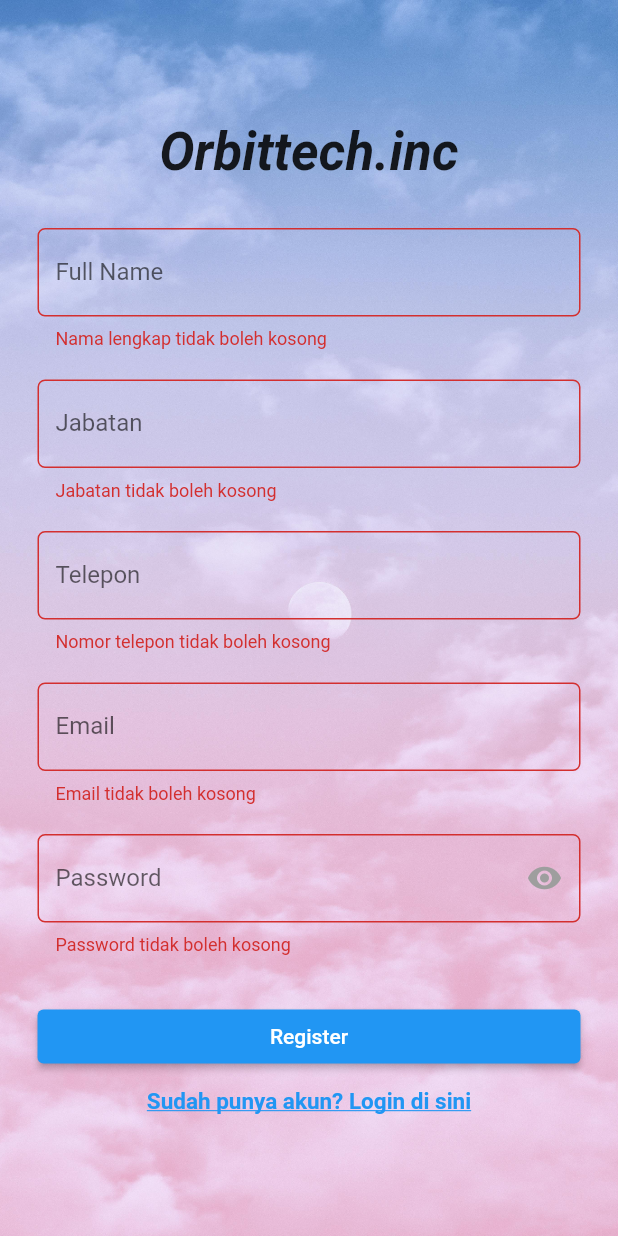
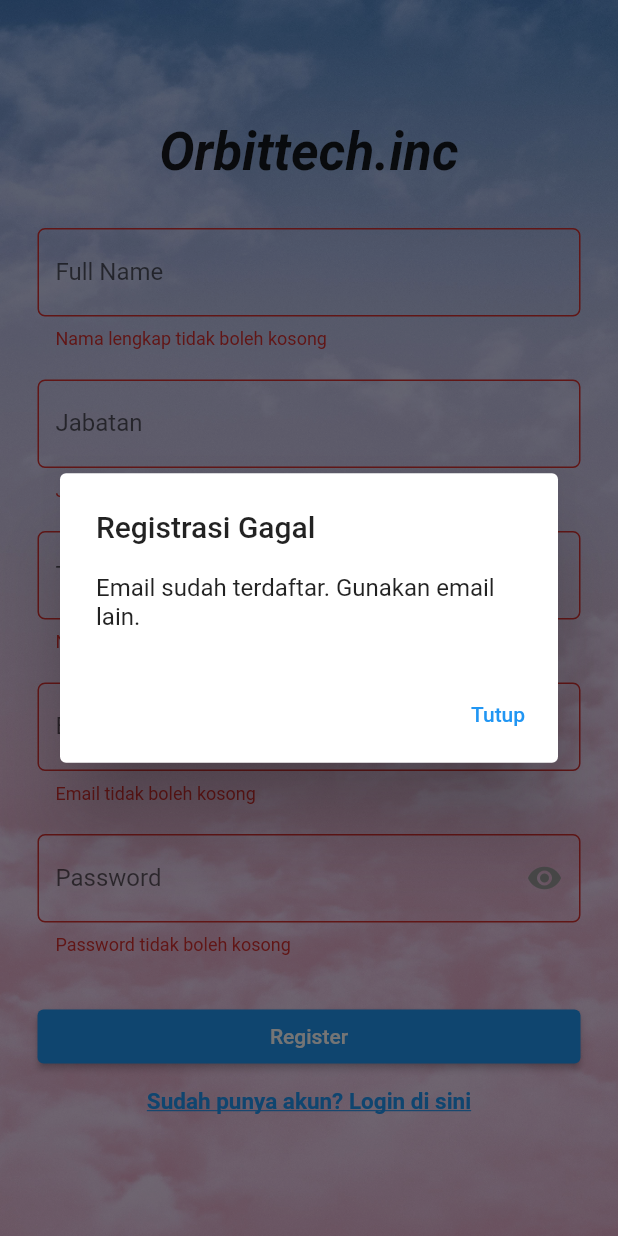
Before and after one commit to cepot-blip/absensi-karyawan-app, a Flutter app: the RegisterScreen screen opened directly, after a tap on "Register", on a phone screen of 412 x 824 dp. Run offline on Flutter 3.47's test engine with Material 2 defaults, Android fonts, the phone set to English and light mode, and no system bars; our stand-ins replace table_calendar.

Commit message:
update validasi login register

```diff
--- a/lib/api/user_api.dart
+++ b/lib/api/user_api.dart
@@ -2,7 +2,7 @@ import 'dart:convert';
 import 'package:http/http.dart' as http;
 
 class RegisterApi {
-  final String baseUrl = 'https://bd35-180-252-87-4.ngrok-free.app/api/users';
+  final String baseUrl = 'https://e6bb-182-3-43-0.ngrok-free.app/api/users';
 
   Future<bool> registerUser(
     String email,
@@ -38,7 +38,7 @@ class RegisterApi {
 }
 
 class LoginApi {
-  final String baseUrl = 'https://bd35-180-252-87-4.ngrok-free.app/api/users';
+  final String baseUrl = 'https://e6bb-182-3-43-0.ngrok-free.app/api/users';
 
   Future<bool> loginUser(String email, String password) async {
     try {
--- a/lib/provider/absen_models.dart
+++ b/lib/provider/absen_models.dart
@@ -1,4 +1,5 @@
 import 'package:flutter/foundation.dart';
+import 'package:tugas_akhir2/api/absen_masuk_api.dart';
 
 class AbsenModel extends ChangeNotifier {
   int hadirCount = 0;
@@ -27,4 +28,6 @@ class AbsenModel extends ChangeNotifier {
   }
 
   void updateTraffic(String action) {}
+
+  void tambahAbsensi(Absen absen) {}
 }
--- a/lib/screens/register_screen.dart
+++ b/lib/screens/register_screen.dart
@@ -1,6 +1,6 @@
 import 'package:flutter/material.dart';
+import 'package:tugas_akhir2/api/user_api.dart';
 import 'package:tugas_akhir2/screens/login_screen.dart';
-import 'package:tugas_akhir2/api/user_api.dart';
 
 class RegisterScreen extends StatefulWidget {
   const RegisterScreen({Key? key}) : super(key: key);
@@ -18,6 +18,9 @@ class _RegisterScreenState extends State<RegisterScreen> {
   String jabatan = '';
   String telepon = '';
 
+  bool isRegistered = false;
+  bool _isPasswordHidden = true;
+
   Future<bool> register() async {
     if (_formKey.currentState!.validate()) {
       final registerApi = RegisterApi();
@@ -33,23 +36,36 @@ class _RegisterScreenState extends State<RegisterScreen> {
         setState(() {
           isRegistered = true;
         });
-
         return true;
       } else {
+        setState(() {});
         return false;
       }
     }
     return false;
   }
 
-  bool isRegistered = false;
-  bool _isPasswordHidden = true;
-
   void _togglePasswordVisibility() {
     setState(() {
       _isPasswordHidden = !_isPasswordHidden;
     });
   }
+
+  final RegExp _emailRegex = RegExp(
+    r'^[\w-]+(\.[\w-]+)*@([\w-]+\.)+[a-zA-Z]{2,7}$',
+  );
+
+  final RegExp _passwordRegex = RegExp(
+    r'^(?=.*[A-Z])(?=.*[0-9])(?=.*[!@#\$%^&*(),.?":{}|<>]).{8,}$',
+  );
+
+  final RegExp _phoneRegex = RegExp(
+    r'^[0-9]+$',
+  );
+
+  final RegExp _nameRegex = RegExp(
+    r'^[A-Za-z ]+$',
+  );
 
   @override
   Widget build(BuildContext context) {
@@ -59,7 +75,9 @@ class _RegisterScreenState extends State<RegisterScreen> {
         height: MediaQuery.of(context).size.height,
         decoration: const BoxDecoration(
           image: DecorationImage(
-              image: AssetImage('assets/images/bg1.jpeg'), fit: BoxFit.cover),
+            image: AssetImage('assets/images/bg1.jpeg'),
+            fit: BoxFit.cover,
+          ),
         ),
         child: Center(
           child: SingleChildScrollView(
@@ -89,6 +107,8 @@ class _RegisterScreenState extends State<RegisterScreen> {
                       validator: (value) {
                         if (value!.isEmpty) {
                           return 'Nama lengkap tidak boleh kosong';
+                        } else if (!_nameRegex.hasMatch(value)) {
+                          return 'Nama lengkap hanya boleh mengandung huruf dan spasi';
                         }
                         return null;
                       },
@@ -109,6 +129,8 @@ class _RegisterScreenState extends State<RegisterScreen> {
                       validator: (value) {
                         if (value!.isEmpty) {
                           return 'Jabatan tidak boleh kosong';
+                        } else if (!_nameRegex.hasMatch(value)) {
+                          return 'Jabatan hanya boleh mengandung huruf dan spasi';
                         }
                         return null;
                       },
@@ -129,6 +151,8 @@ class _RegisterScreenState extends State<RegisterScreen> {
                       validator: (value) {
                         if (value!.isEmpty) {
                           return 'Nomor telepon tidak boleh kosong';
+                        } else if (!_phoneRegex.hasMatch(value)) {
+                          return 'Nomor telepon hanya boleh mengandung angka';
                         }
                         return null;
                       },
@@ -149,8 +173,8 @@ class _RegisterScreenState extends State<RegisterScreen> {
                       validator: (value) {
                         if (value!.isEmpty) {
                           return 'Email tidak boleh kosong';
-                      } else if (!value.contains('@gmail.com')) {
-                        return 'Email harus mengandung tanda @gmail.com';
+                        } else if (!_emailRegex.hasMatch(value)) {
+                          return 'Format email tidak valid';
                         }
                         return null;
                       },
@@ -166,7 +190,8 @@ class _RegisterScreenState extends State<RegisterScreen> {
                       decoration: InputDecoration(
                         labelText: 'Password',
                         border: OutlineInputBorder(
-                          borderRadius: BorderRadius.circular(5.0)),
+                          borderRadius: BorderRadius.circular(5.0),
+                        ),
                         suffixIcon: IconButton(
                           icon: Icon(
                             _isPasswordHidden
@@ -180,6 +205,8 @@ class _RegisterScreenState extends State<RegisterScreen> {
                       validator: (value) {
                         if (value!.isEmpty) {
                           return 'Password tidak boleh kosong';
+                        } else if (!_passwordRegex.hasMatch(value)) {
+                          return 'Password harus mengandung huruf kapital, angka, dan spesial karakter';
                         }
                         return null;
                       },
@@ -200,8 +227,8 @@ class _RegisterScreenState extends State<RegisterScreen> {
                             builder: (context) {
                               return AlertDialog(
                                 title: const Text('Registrasi Berhasil'),
-                              content:
-                                  const Text('Anda telah berhasil terdaftar.'),
+                                content: const Text(
+                                    'Anda telah berhasil terdaftar.'),
                                 actions: [
                                   TextButton(
                                     onPressed: () {
@@ -213,6 +240,26 @@ class _RegisterScreenState extends State<RegisterScreen> {
                                               const LoginScreen(),
                                         ),
                                       );
+                                    },
+                                    child: const Text('Tutup'),
+                                  ),
+                                ],
+                              );
+                            },
+                          );
+                        } else {
+                          // ignore: use_build_context_synchronously
+                          showDialog(
+                            context: context,
+                            builder: (context) {
+                              return AlertDialog(
+                                title: const Text('Registrasi Gagal'),
+                                content: const Text(
+                                    'Email sudah terdaftar. Gunakan email lain.'),
+                                actions: [
+                                  TextButton(
+                                    onPressed: () {
+                                      Navigator.pop(context);
                                     },
                                     child: const Text('Tutup'),
                                   ),
@@ -253,7 +300,8 @@ class _RegisterScreenState extends State<RegisterScreen> {
                 ),
               ),
             ),
-        )),
+          ),
+        ),
       ),
     );
   }
```
Also changed, not shown: lib/api/absen_masuk_api.dart (+2 -35 lines), lib/provider/users_models.dart (added, +22 -0 lines), lib/screens/login_screen.dart (+14 -3 lines). Lines whose indentation alone changed are shown as unchanged.
